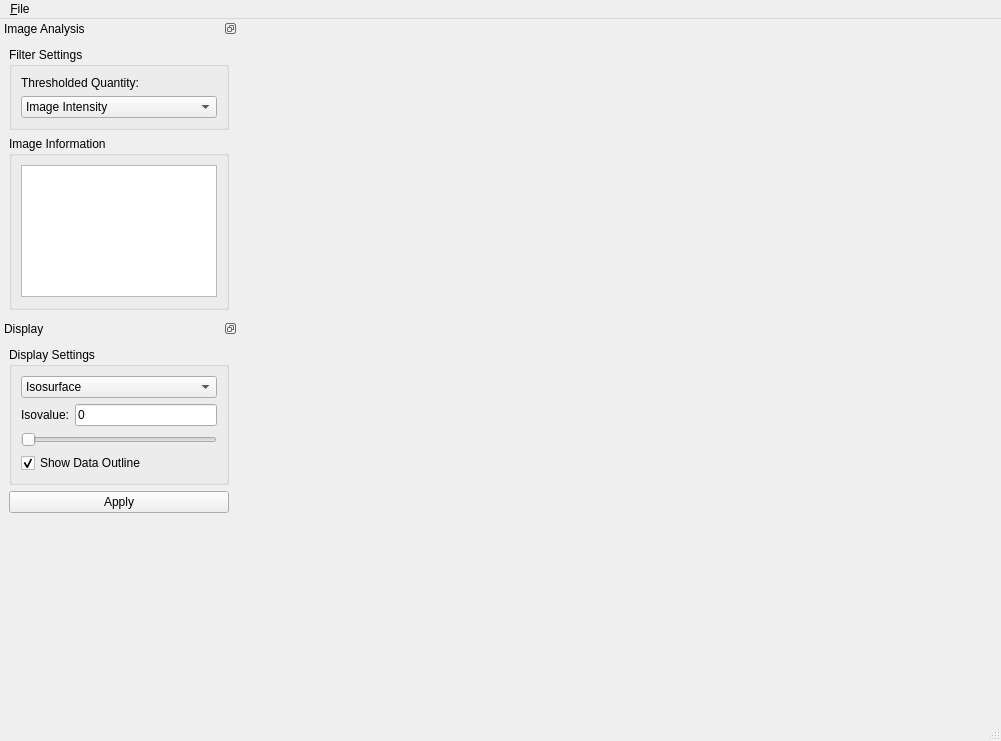
First picture: the form in qtGui/FibrinAppQt.ui, repository CISMM/NetworkExtractor, before the edit.
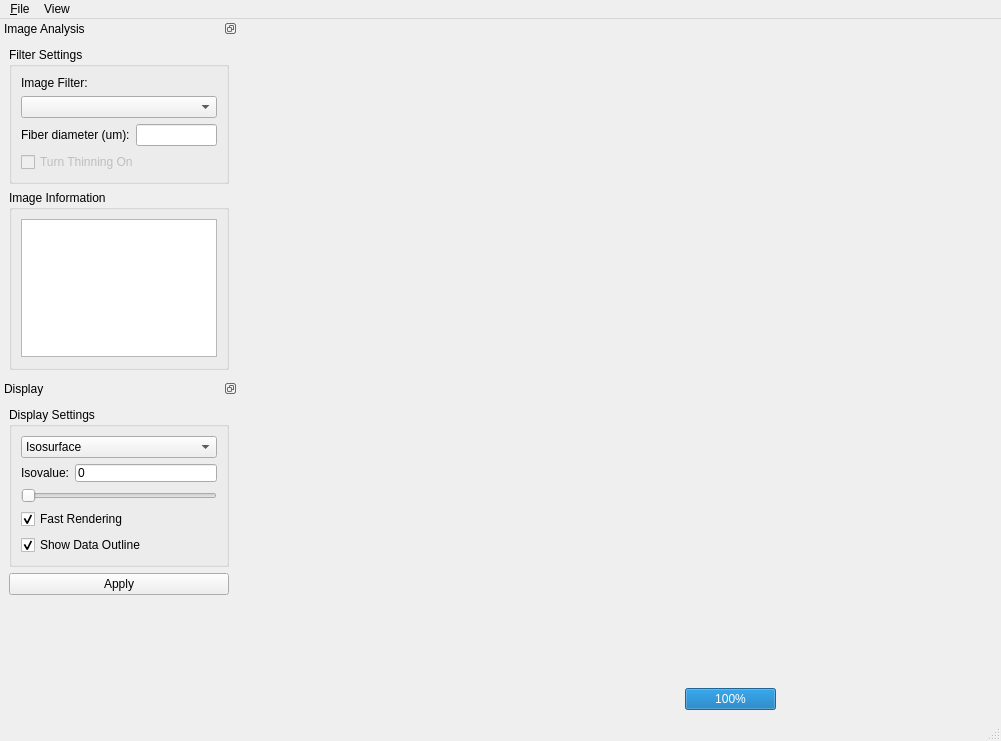
Second picture: the form after the edit. Custom widgets are drawn as their Qt base class.

The edit to the form file:
```diff
--- a/qtGui/FibrinAppQt.ui
+++ b/qtGui/FibrinAppQt.ui
@@ -45,6 +45,13 @@
         </property>
        </widget>
       </item>
+      <item>
+       <widget class="QProgressBar" name="progressBar">
+        <property name="value">
+         <number>100</number>
+        </property>
+       </widget>
+      </item>
       <item>
        <layout class="QHBoxLayout" name="horizontalLayout"/>
       </item>
@@ -73,7 +80,17 @@
     <addaction name="separator"/>
     <addaction name="actionExit"/>
    </widget>
+   <widget class="QMenu" name="menuView">
+    <property name="title">
+     <string>View</string>
+    </property>
+    <addaction name="actionResetView"/>
+    <addaction name="separator"/>
+    <addaction name="actionOpenView"/>
+    <addaction name="actionSaveView"/>
+   </widget>
    <addaction name="menuFile"/>
+   <addaction name="menuView"/>
   </widget>
   <widget class="QDockWidget" name="imageAnalysisDockWidget">
    <property name="sizePolicy">
@@ -85,13 +102,13 @@
    <property name="minimumSize">
     <size>
      <width>238</width>
-     <height>300</height>
+     <height>340</height>
     </size>
    </property>
    <property name="maximumSize">
     <size>
      <width>238</width>
-     <height>300</height>
+     <height>360</height>
     </size>
    </property>
    <property name="features">
@@ -138,7 +155,7 @@
         <item>
          <widget class="QLabel" name="thresholdedQuantityLabel">
           <property name="text">
-           <string>Thresholded Quantity:</string>
+           <string>Image Filter:</string>
           </property>
          </widget>
         </item>
@@ -156,16 +173,41 @@
             <height>16777215</height>
            </size>
           </property>
-          <item>
-           <property name="text">
-            <string>Image Intensity</string>
+         </widget>
+        </item>
+        <item>
+         <widget class="QWidget" name="fiberDiameterWidget" native="true">
+          <property name="minimumSize">
+           <size>
+            <width>0</width>
+            <height>22</height>
+           </size>
+          </property>
+          <layout class="QHBoxLayout" name="horizontalLayout_3">
+           <property name="margin">
+            <number>0</number>
            </property>
-          </item>
-          <item>
-           <property name="text">
-            <string>Vesselness</string>
-           </property>
-          </item>
+           <item>
+            <widget class="QLabel" name="fiberDiameterLabel">
+             <property name="text">
+              <string>Fiber diameter (um):</string>
+             </property>
+            </widget>
+           </item>
+           <item>
+            <widget class="QLineEdit" name="fiberDiameterEdit"/>
+           </item>
+          </layout>
+         </widget>
+        </item>
+        <item>
+         <widget class="QCheckBox" name="thinningCheckBox">
+          <property name="enabled">
+           <bool>false</bool>
+          </property>
+          <property name="text">
+           <string>Turn Thinning On</string>
+          </property>
          </widget>
         </item>
        </layout>
@@ -196,7 +238,7 @@
          <widget class="QTableView" name="imageDataView">
           <property name="maximumSize">
            <size>
-            <width>220</width>
+            <width>16777215</width>
             <height>16777215</height>
            </size>
           </property>
@@ -279,7 +321,7 @@
        <property name="maximumSize">
         <size>
          <width>220</width>
-         <height>16777215</height>
+         <height>160</height>
         </size>
        </property>
        <property name="title">
@@ -331,6 +373,19 @@
           </item>
          </layout>
         </item>
+        <item>
+         <widget class="QCheckBox" name="fastRenderingCheckBox">
+          <property name="toolTip">
+           <string extracomment="Enables fast isosurface rendering, but may fail for surfaces with many triangles."/>
+          </property>
+          <property name="text">
+           <string>Fast Rendering</string>
+          </property>
+          <property name="checked">
+           <bool>true</bool>
+          </property>
+         </widget>
+        </item>
         <item>
          <widget class="QCheckBox" name="showDataOutline">
           <property name="text">
```
Left out of the diff: 39 changed lines with no effect on the pictures.
